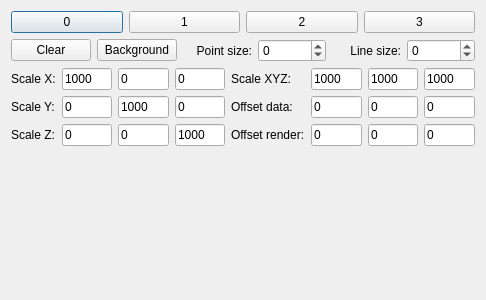
First picture: the form in src/iographwin.ui, repository andrzejlisek/ScriptSDCC, before the edit.
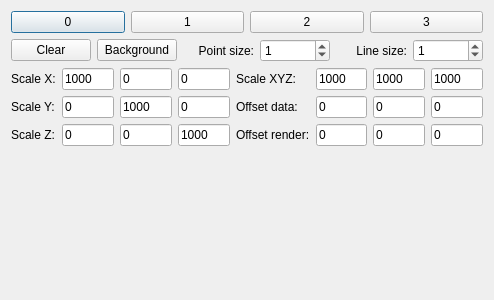
Second picture: the form after the edit. Custom widgets are drawn as their Qt base class.

```diff
--- a/src/iographwin.ui
+++ b/src/iographwin.ui
@@ -6,7 +6,7 @@
    <rect>
     <x>0</x>
     <y>0</y>
-    <width>486</width>
+    <width>494</width>
     <height>300</height>
    </rect>
   </property>
@@ -75,13 +75,13 @@
      <item>
       <widget class="QSpinBox" name="GraphPlotSizeP">
        <property name="minimum">
-        <number>-1</number>
+        <number>0</number>
        </property>
        <property name="maximum">
-        <number>20</number>
+        <number>50</number>
        </property>
        <property name="value">
-        <number>0</number>
+        <number>1</number>
        </property>
       </widget>
      </item>
@@ -98,13 +98,13 @@
      <item>
       <widget class="QSpinBox" name="GraphPlotSizeL">
        <property name="minimum">
-        <number>-1</number>
+        <number>0</number>
        </property>
        <property name="maximum">
-        <number>20</number>
+        <number>50</number>
        </property>
        <property name="value">
-        <number>0</number>
+        <number>1</number>
        </property>
       </widget>
      </item>
```
